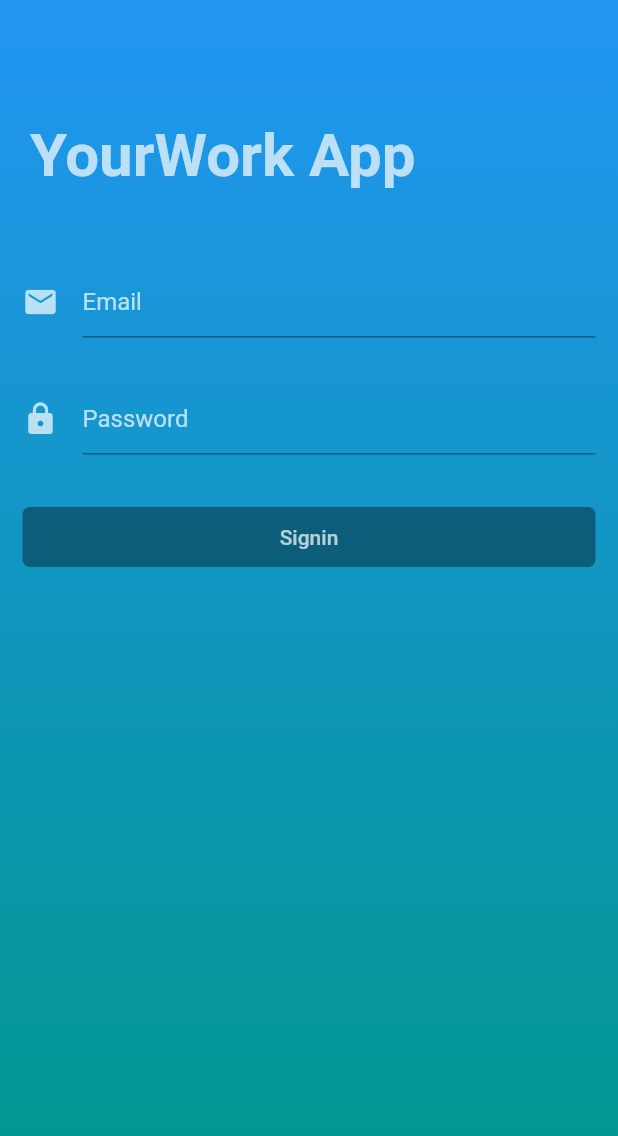
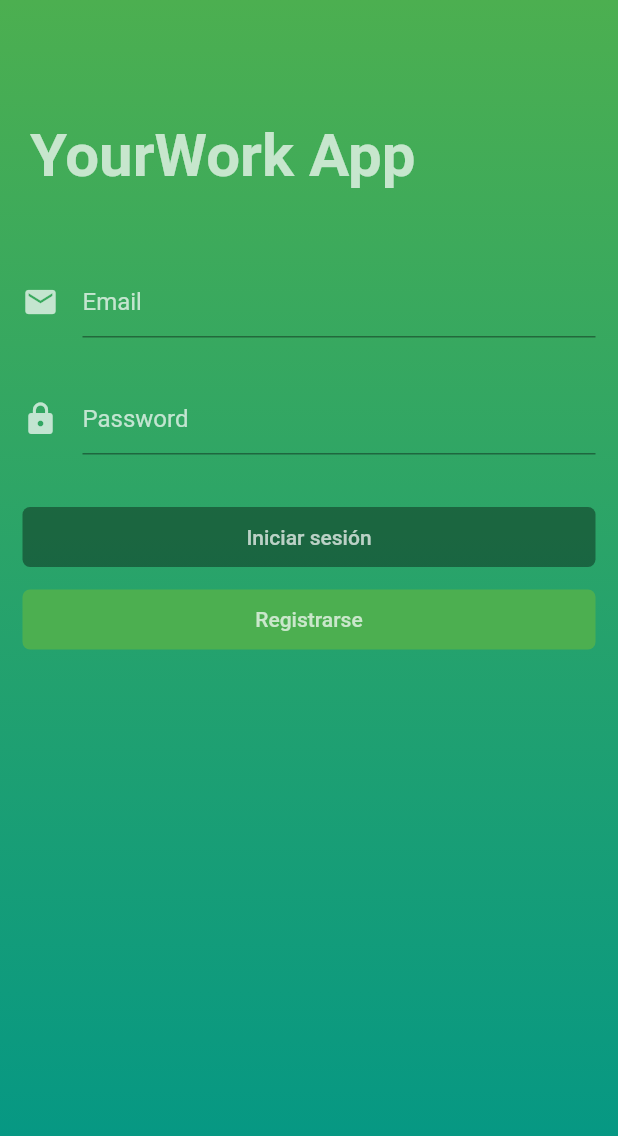
Before and after one commit to JoanRiveros96/YourWork, a Flutter app: the screen it shows after launch, on a phone screen of 412 x 824 dp. Shown: the top 1136 px of the screen. Run offline on Flutter 3.47's test engine with Material 2 defaults, Android fonts, the phone set to English and light mode, and no system bars; our stand-ins replace shared_preferences.

```diff
--- a/lib/main.dart
+++ b/lib/main.dart
@@ -48,7 +48,7 @@ class _MainPageState extends State<MainPage> {
   Widget build(BuildContext context) {
     return Scaffold(
       appBar: AppBar(
-        title: Text("Nodejs-Mongodb", style: TextStyle(color: Colors.white )),
+        title: Text("YourWork APP", style: TextStyle(color: Colors.white )),
         actions: <Widget>[
           FlatButton(
             onPressed: (){
--- a/lib/view/loginPage.dart
+++ b/lib/view/loginPage.dart
@@ -5,6 +5,7 @@ import 'package:flutter/services.dart';
 import 'package:shared_preferences/shared_preferences.dart';
 import 'package:http/http.dart'as http;
 import 'package:work/main.dart';
+import 'package:work/view/RegistroPage.dart';
 class LoginPage extends StatefulWidget {
 
   @override
@@ -30,7 +31,7 @@ class _LoginPageState extends State<LoginPage> {
       body: Container(
         decoration:BoxDecoration(
           gradient: LinearGradient(
-              colors: [Colors.blue, Colors.teal],
+              colors: [Colors.green, Colors.teal],
               begin: Alignment.topCenter,
               end: Alignment.bottomCenter
           ),
@@ -41,6 +42,7 @@ class _LoginPageState extends State<LoginPage> {
             heardSection(),
             textSection(),
             buttonSection(),
+            signupSection(),
 
 
           ],
@@ -81,12 +83,7 @@ class _LoginPageState extends State<LoginPage> {
   }
 
   Container buttonSection(){
-    return Container(
-      width: MediaQuery.of(context).size.width,
-      height: 40,
-      padding: EdgeInsets.symmetric(horizontal:15),
-      margin: EdgeInsets.only(top: 15),
-      child: RaisedButton(
+    var signinButton = RaisedButton(
         onPressed: emailController.text =="" || passwordController.text == "" ? null:(){
           setState(() {
             _isLoading = true;
@@ -95,9 +92,40 @@ class _LoginPageState extends State<LoginPage> {
         },
         elevation: 0.0,
         color: Colors.purple,
-        child: Text("Signin",style: TextStyle(color:  Colors.white70)),
+        child: Text("Iniciar sesión",style: TextStyle(color:  Colors.white70)),
+
         shape: RoundedRectangleBorder(borderRadius: BorderRadius.circular(5.0)),
-      ),
+      );
+
+    return Container(
+      width: MediaQuery.of(context).size.width,
+      height: 40,
+      padding: EdgeInsets.symmetric(horizontal:15),
+      margin: EdgeInsets.only(top: 15),
+      child: signinButton,
+
+
+    );
+  }
+
+  Container signupSection(){
+    var signupButton = FlatButton(
+        onPressed:(){
+           Navigator.of(context).push(new MaterialPageRoute(builder: (BuildContext context)=>RegistroPage()));
+        },
+        color: Colors.green,
+        child: Text("Registrarse",style: TextStyle(color:  Colors.white70)),
+
+        shape: RoundedRectangleBorder(borderRadius: BorderRadius.circular(5.0)),
+      );
+
+    return Container(
+      width: MediaQuery.of(context).size.width,
+      height: 40,
+      padding: EdgeInsets.symmetric(horizontal:15),
+      margin: EdgeInsets.only(top: 15),
+      child: signupButton,
+
 
     );
   }
```
Also changed, not shown: lib/view/RegistroPage.dart (added, +58 -0 lines), 2 other files.
